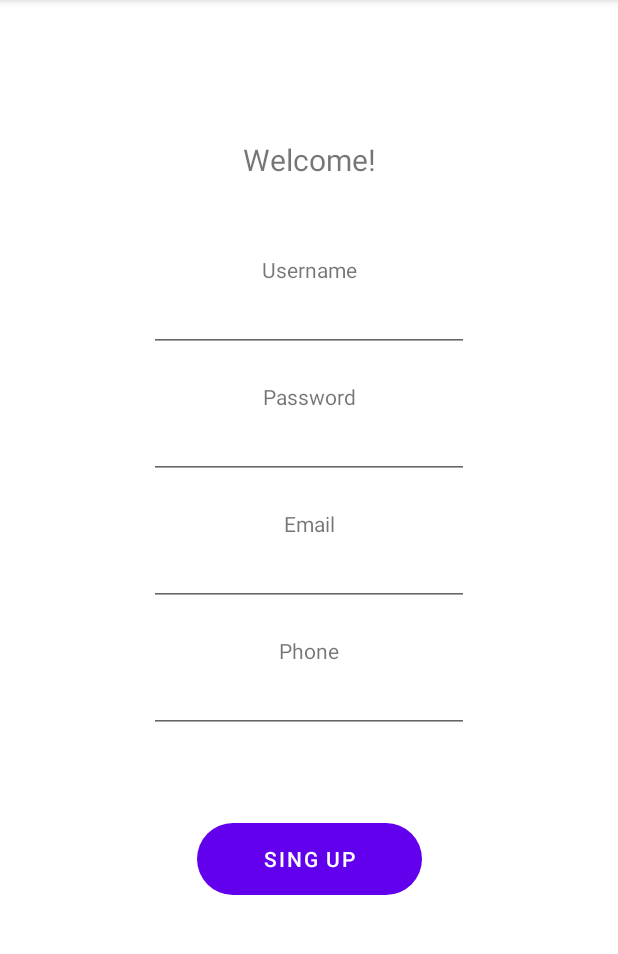
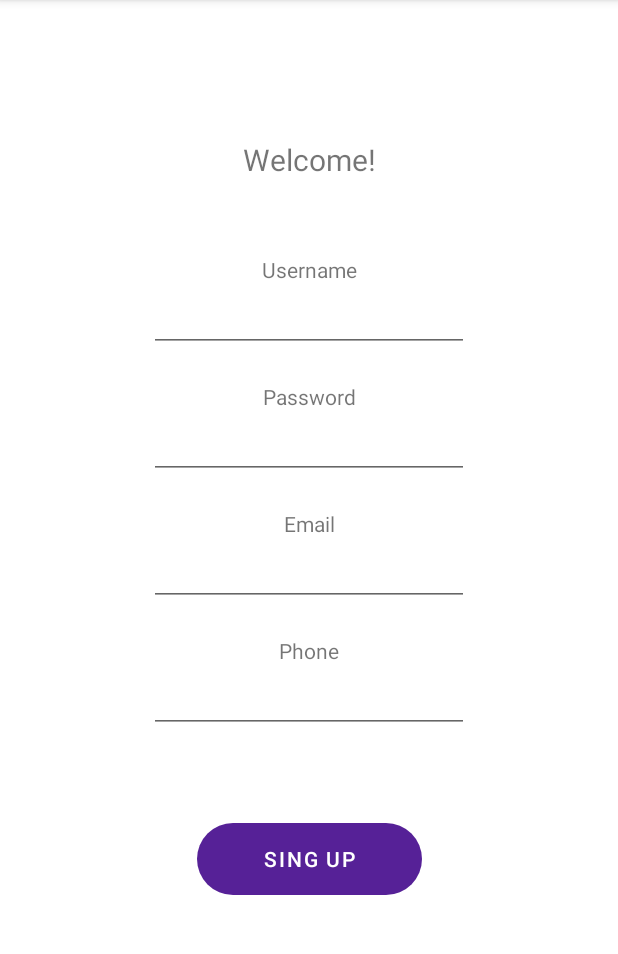
Before and after one commit to tabanezjoao/SIMProject, an Android app: the screen it shows after launch (MainActivity), after a tap on "SIGN UP", on a phone screen of 412 x 824 dp, the part 84-1038 px from its top. Run offline under Robolectric (Android 15) with nearby library versions, the phone set to English and light mode, and no system bars.

Commit message:
updated button colours to purple

```diff
--- a/FitnessApp/app/src/main/res/layout/activity_login.xml
+++ b/FitnessApp/app/src/main/res/layout/activity_login.xml
@@ -39,6 +39,7 @@
         android:background="@drawable/custom_button"
         android:text="@string/sign_up"
         android:onClick="setUserRegister"
+        app:backgroundTint="#562197"
         app:layout_constraintBottom_toTopOf="@id/button_login"
         app:layout_constraintLeft_toLeftOf="parent"
         app:layout_constraintRight_toRightOf="parent"
@@ -52,6 +53,7 @@
         android:background="@drawable/custom_button"
         android:text="@string/login"
         android:onClick="loginSucceded"
+        app:backgroundTint="#562197"
         app:layout_constraintBottom_toTopOf="@id/forgot_password_message"
         app:layout_constraintLeft_toLeftOf="parent"
         app:layout_constraintRight_toRightOf="parent"
--- a/FitnessApp/app/src/main/res/layout/activity_register.xml
+++ b/FitnessApp/app/src/main/res/layout/activity_register.xml
@@ -137,5 +137,6 @@
         app:layout_constraintLeft_toLeftOf="parent"
         app:layout_constraintRight_toRightOf="parent"
         app:layout_constraintBottom_toBottomOf="parent"
-        android:onClick="getUserRegistration"/>
+        android:onClick="getUserRegistration"
+        app:backgroundTint="#562197"/>
 </androidx.constraintlayout.widget.ConstraintLayout>
```
Also changed, not shown: FitnessApp/app/src/main/res/drawable/custom_button.xml (line endings or trailing spaces).
